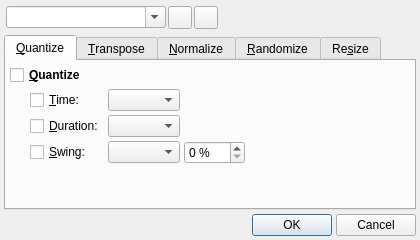
First picture: the form in src/qtractorMidiToolsForm.ui, repository rncbc/qtractor, before the edit.
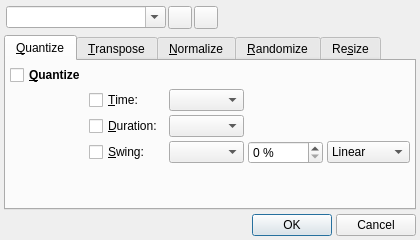
Second picture: the form after the edit. Icons and pictures are not drawn. Custom widgets are drawn as their Qt base class.

Commit message: - A brand new MIDI swing-quantize parameter is now featured: swing type,   either linear, quadratic or cubic, each giving its own, uh, "feel" :)

The edit to the form file:
```diff
--- a/src/qtractorMidiToolsForm.ui
+++ b/src/qtractorMidiToolsForm.ui
@@ -236,17 +236,26 @@
         </widget>
        </item>
        <item row="3" column="4" >
-        <spacer>
-         <property name="orientation" >
-          <enum>Qt::Horizontal</enum>
+        <widget class="QComboBox" name="QuantizeSwingTypeComboBox" >
+         <property name="toolTip" >
+          <string>Swing-quantize type</string>
          </property>
-         <property name="sizeHint" >
-          <size>
-           <width>16</width>
-           <height>20</height>
-          </size>
-         </property>
-        </spacer>
+         <item>
+          <property name="text" >
+           <string>Linear</string>
+          </property>
+         </item>
+         <item>
+          <property name="text" >
+           <string>Quadratic</string>
+          </property>
+         </item>
+         <item>
+          <property name="text" >
+           <string>Cubic</string>
+          </property>
+         </item>
+        </widget>
        </item>
        <item row="4" column="1" colspan="4" >
         <spacer>
```
The commit also changes 3 other files.
